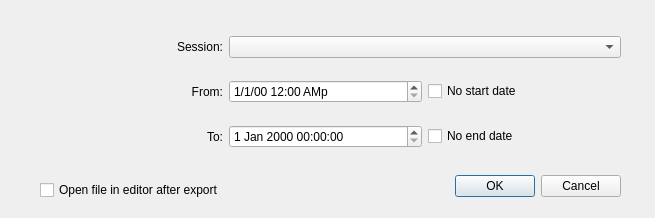
mpogue2/SquareDesk, file SquareDesk-DEV/test123/songhistoryexportdialog.ui: the form before one commit.
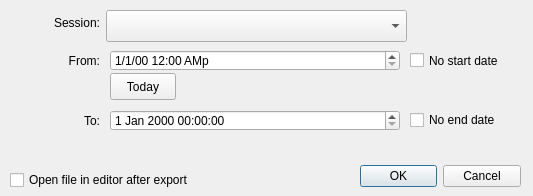
The form after the commit.

Commit message:
#1666: add a TODAY button to the Export Song Play History dialog
Default is yesterday from 6PM to 11:59PM.
Click the TODAY button to get TODAY from 6PM to 11:59PM.

What changed in the file:
```diff
--- a/SquareDesk-DEV/test123/songhistoryexportdialog.ui
+++ b/SquareDesk-DEV/test123/songhistoryexportdialog.ui
@@ -6,8 +6,8 @@
    <rect>
     <x>0</x>
     <y>0</y>
-    <width>655</width>
-    <height>218</height>
+    <width>533</width>
+    <height>196</height>
    </rect>
   </property>
   <property name="windowTitle">
@@ -16,9 +16,9 @@
   <widget class="QDialogButtonBox" name="buttonBox">
    <property name="geometry">
     <rect>
-     <x>280</x>
-     <y>170</y>
-     <width>341</width>
+     <x>360</x>
+     <y>160</y>
+     <width>161</width>
      <height>32</height>
     </rect>
    </property>
@@ -29,80 +29,11 @@
     <set>QDialogButtonBox::StandardButton::Cancel|QDialogButtonBox::StandardButton::Ok</set>
    </property>
   </widget>
-  <widget class="QWidget" name="layoutWidget">
-   <property name="geometry">
-    <rect>
-     <x>30</x>
-     <y>20</y>
-     <width>591</width>
-     <height>145</height>
-    </rect>
-   </property>
-   <layout class="QGridLayout" name="gridLayout_2">
-    <item row="1" column="0">
-     <widget class="QLabel" name="label_2">
-      <property name="text">
-       <string>From:</string>
-      </property>
-      <property name="alignment">
-       <set>Qt::AlignmentFlag::AlignRight|Qt::AlignmentFlag::AlignTrailing|Qt::AlignmentFlag::AlignVCenter</set>
-      </property>
-     </widget>
-    </item>
-    <item row="2" column="0">
-     <widget class="QLabel" name="label_3">
-      <property name="text">
-       <string>To:</string>
-      </property>
-      <property name="alignment">
-       <set>Qt::AlignmentFlag::AlignRight|Qt::AlignmentFlag::AlignTrailing|Qt::AlignmentFlag::AlignVCenter</set>
-      </property>
-     </widget>
-    </item>
-    <item row="2" column="3">
-     <widget class="QCheckBox" name="checkBoxOmitEnd">
-      <property name="text">
-       <string>No end date</string>
-      </property>
-     </widget>
-    </item>
-    <item row="1" column="3">
-     <widget class="QCheckBox" name="checkBoxOmitStart">
-      <property name="text">
-       <string>No start date</string>
-      </property>
-     </widget>
-    </item>
-    <item row="2" column="2">
-     <widget class="QDateTimeEdit" name="dateTimeEditEnd"/>
-    </item>
-    <item row="1" column="2">
-     <widget class="QDateTimeEdit" name="dateTimeEditStart">
-      <property name="displayFormat">
-       <string>M/d/yy h:mm Ap</string>
-      </property>
-     </widget>
-    </item>
-    <item row="0" column="0">
-     <widget class="QLabel" name="label_4">
-      <property name="text">
-       <string>Session:</string>
-      </property>
-      <property name="alignment">
-       <set>Qt::AlignmentFlag::AlignRight|Qt::AlignmentFlag::AlignTrailing|Qt::AlignmentFlag::AlignVCenter</set>
-      </property>
-     </widget>
-    </item>
-    <item row="0" column="2" colspan="2">
-     <widget class="QComboBox" name="comboBoxSession"/>
-    </item>
-   </layout>
-  </widget>
   <widget class="QCheckBox" name="checkBoxOpenAfterExport">
    <property name="geometry">
     <rect>
-     <x>40</x>
-     <y>180</y>
+     <x>10</x>
+     <y>170</y>
      <width>231</width>
      <height>20</height>
     </rect>
@@ -111,6 +42,132 @@
     <string>Open file in editor after export</string>
    </property>
   </widget>
+  <widget class="QLabel" name="label_4">
+   <property name="geometry">
+    <rect>
+     <x>20</x>
+     <y>10</y>
+     <width>80</width>
+     <height>26</height>
+    </rect>
+   </property>
+   <property name="text">
+    <string>Session:</string>
+   </property>
+   <property name="alignment">
+    <set>Qt::AlignmentFlag::AlignRight|Qt::AlignmentFlag::AlignTrailing|Qt::AlignmentFlag::AlignVCenter</set>
+   </property>
+  </widget>
+  <widget class="QComboBox" name="comboBoxSession">
+   <property name="geometry">
+    <rect>
+     <x>106</x>
+     <y>10</y>
+     <width>301</width>
+     <height>32</height>
+    </rect>
+   </property>
+  </widget>
+  <widget class="QLabel" name="label_2">
+   <property name="geometry">
+    <rect>
+     <x>20</x>
+     <y>50</y>
+     <width>80</width>
+     <height>21</height>
+    </rect>
+   </property>
+   <property name="text">
+    <string>From:</string>
+   </property>
+   <property name="alignment">
+    <set>Qt::AlignmentFlag::AlignRight|Qt::AlignmentFlag::AlignTrailing|Qt::AlignmentFlag::AlignVCenter</set>
+   </property>
+  </widget>
+  <widget class="QDateTimeEdit" name="dateTimeEditStart">
+   <property name="geometry">
+    <rect>
+     <x>110</x>
+     <y>50</y>
+     <width>290</width>
+     <height>21</height>
+    </rect>
+   </property>
+   <property name="displayFormat">
+    <string>M/d/yy h:mm Ap</string>
+   </property>
+  </widget>
+  <widget class="QPushButton" name="todayPushButton">
+   <property name="geometry">
+    <rect>
+     <x>110</x>
+     <y>73</y>
+     <width>66</width>
+     <height>27</height>
+    </rect>
+   </property>
+   <property name="sizePolicy">
+    <sizepolicy hsizetype="Fixed" vsizetype="Fixed">
+     <horstretch>0</horstretch>
+     <verstretch>0</verstretch>
+    </sizepolicy>
+   </property>
+   <property name="text">
+    <string>Today</string>
+   </property>
+  </widget>
+  <widget class="QCheckBox" name="checkBoxOmitStart">
+   <property name="geometry">
+    <rect>
+     <x>410</x>
+     <y>50</y>
+     <width>100</width>
+     <height>21</height>
+    </rect>
+   </property>
+   <property name="text">
+    <string>No start date</string>
+   </property>
+  </widget>
+  <widget class="QLabel" name="label_3">
+   <property name="geometry">
+    <rect>
+     <x>20</x>
+     <y>110</y>
+     <width>80</width>
+     <height>21</height>
+    </rect>
+   </property>
+   <property name="text">
+    <string>To:</string>
+   </property>
+   <property name="alignment">
+    <set>Qt::AlignmentFlag::AlignRight|Qt::AlignmentFlag::AlignTrailing|Qt::AlignmentFlag::AlignVCenter</set>
+   </property>
+  </widget>
+  <widget class="QDateTimeEdit" name="dateTimeEditEnd">
+   <property name="geometry">
+    <rect>
+     <x>110</x>
+     <y>110</y>
+     <width>290</width>
+     <height>21</height>
+    </rect>
+   </property>
+  </widget>
+  <widget class="QCheckBox" name="checkBoxOmitEnd">
+   <property name="geometry">
+    <rect>
+     <x>410</x>
+     <y>110</y>
+     <width>100</width>
+     <height>20</height>
+    </rect>
+   </property>
+   <property name="text">
+    <string>No end date</string>
+   </property>
+  </widget>
  </widget>
  <resources/>
  <connections>
```
The commit also changes 2 other files.
